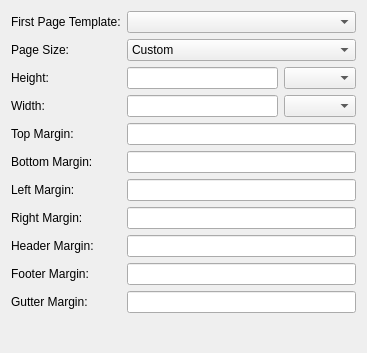
First picture: the form in gui/pagesetup.ui, repository rafaelmartins/rst2pdf, before the edit.
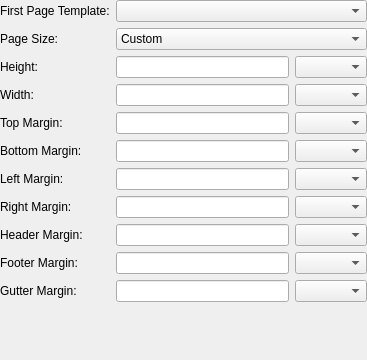
Second picture: the form after the edit.

Patch:
```diff
--- a/gui/pagesetup.ui
+++ b/gui/pagesetup.ui
@@ -7,13 +7,22 @@
     <x>0</x>
     <y>0</y>
     <width>367</width>
-    <height>353</height>
+    <height>360</height>
    </rect>
   </property>
   <property name="windowTitle">
    <string>Form</string>
   </property>
   <layout class="QFormLayout" name="formLayout">
+   <property name="leftMargin">
+    <number>0</number>
+   </property>
+   <property name="topMargin">
+    <number>0</number>
+   </property>
+   <property name="rightMargin">
+    <number>0</number>
+   </property>
    <item row="0" column="0">
     <widget class="QLabel" name="label">
      <property name="text">
@@ -167,7 +176,14 @@
     </widget>
    </item>
    <item row="4" column="1">
-    <widget class="QLineEdit" name="margin_top"/>
+    <layout class="QHBoxLayout" name="horizontalLayout">
+     <item>
+      <widget class="QLineEdit" name="margin_top"/>
+     </item>
+     <item>
+      <widget class="QComboBox" name="top_unit"/>
+     </item>
+    </layout>
    </item>
    <item row="5" column="0">
     <widget class="QLabel" name="label_6">
@@ -177,7 +193,14 @@
     </widget>
    </item>
    <item row="5" column="1">
-    <widget class="QLineEdit" name="margin_bottom"/>
+    <layout class="QHBoxLayout" name="horizontalLayout_2">
+     <item>
+      <widget class="QLineEdit" name="margin_bottom"/>
+     </item>
+     <item>
+      <widget class="QComboBox" name="bottom_unit"/>
+     </item>
+    </layout>
    </item>
    <item row="6" column="0">
     <widget class="QLabel" name="label_7">
@@ -187,7 +210,14 @@
     </widget>
    </item>
    <item row="6" column="1">
-    <widget class="QLineEdit" name="margin_left"/>
+    <layout class="QHBoxLayout" name="horizontalLayout_5">
+     <item>
+      <widget class="QLineEdit" name="margin_left"/>
+     </item>
+     <item>
+      <widget class="QComboBox" name="left_unit"/>
+     </item>
+    </layout>
    </item>
    <item row="7" column="0">
     <widget class="QLabel" name="label_8">
@@ -197,7 +227,14 @@
     </widget>
    </item>
    <item row="7" column="1">
-    <widget class="QLineEdit" name="margin_right"/>
+    <layout class="QHBoxLayout" name="horizontalLayout_6">
+     <item>
+      <widget class="QLineEdit" name="margin_right"/>
+     </item>
+     <item>
+      <widget class="QComboBox" name="right_unit"/>
+     </item>
+    </layout>
    </item>
    <item row="8" column="0">
     <widget class="QLabel" name="label_9">
@@ -207,7 +244,14 @@
     </widget>
    </item>
    <item row="8" column="1">
-    <widget class="QLineEdit" name="spacing_header"/>
+    <layout class="QHBoxLayout" name="horizontalLayout_7">
+     <item>
+      <widget class="QLineEdit" name="spacing_header"/>
+     </item>
+     <item>
+      <widget class="QComboBox" name="header_unit"/>
+     </item>
+    </layout>
    </item>
    <item row="9" column="0">
     <widget class="QLabel" name="label_10">
@@ -217,7 +261,14 @@
     </widget>
    </item>
    <item row="9" column="1">
-    <widget class="QLineEdit" name="spacing_footer"/>
+    <layout class="QHBoxLayout" name="horizontalLayout_8">
+     <item>
+      <widget class="QLineEdit" name="spacing_footer"/>
+     </item>
+     <item>
+      <widget class="QComboBox" name="footer_unit"/>
+     </item>
+    </layout>
    </item>
    <item row="10" column="0">
     <widget class="QLabel" name="label_11">
@@ -227,7 +278,14 @@
     </widget>
    </item>
    <item row="10" column="1">
-    <widget class="QLineEdit" name="margin_gutter"/>
+    <layout class="QHBoxLayout" name="horizontalLayout_9">
+     <item>
+      <widget class="QLineEdit" name="margin_gutter"/>
+     </item>
+     <item>
+      <widget class="QComboBox" name="gutter_unit"/>
+     </item>
+    </layout>
    </item>
   </layout>
  </widget>
```
Left out of the diff: 4 changed lines with no effect on the pictures.
